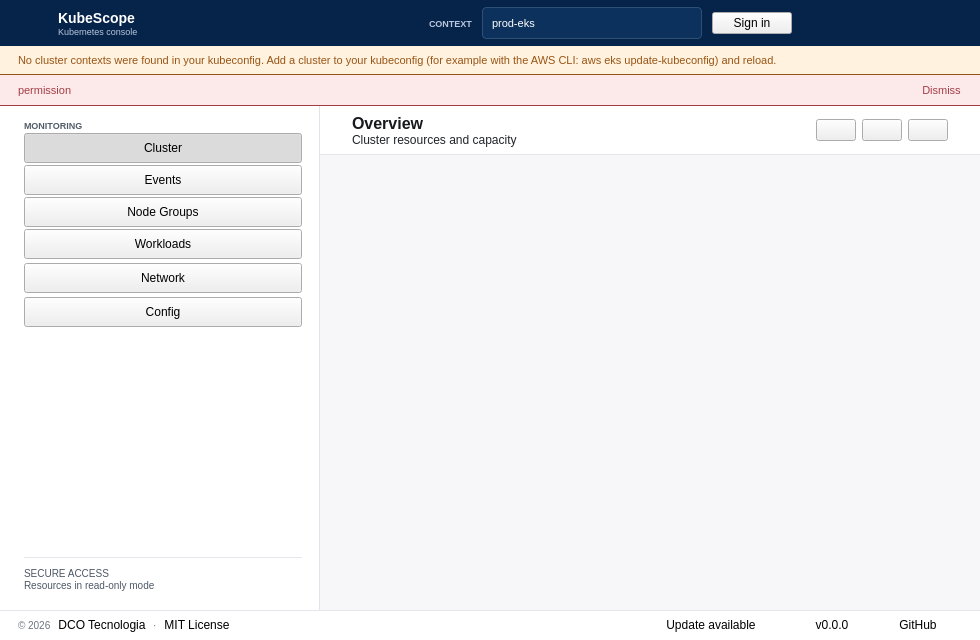
First picture: the form in src/kubescope/ui/main_window.ui, repository dcotecnologia/kubescope, before the edit.
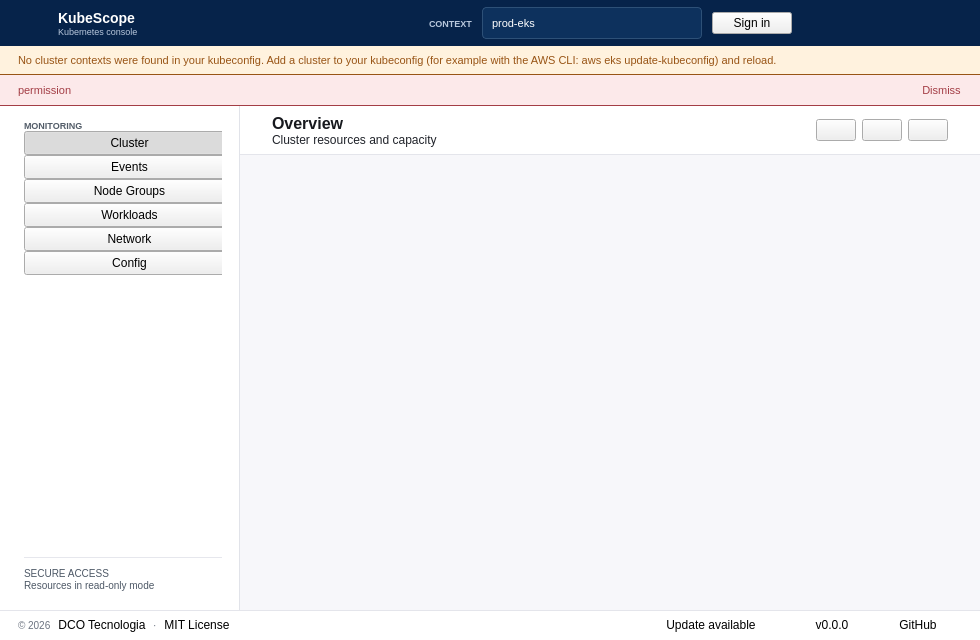
Second picture: the form after the edit. Icons and pictures are not drawn.

```diff
--- a/src/kubescope/ui/main_window.ui
+++ b/src/kubescope/ui/main_window.ui
@@ -633,13 +633,13 @@
        <widget class="QFrame" name="sidebar">
         <property name="minimumSize">
          <size>
-          <width>320</width>
+          <width>240</width>
           <height>0</height>
          </size>
         </property>
         <property name="maximumSize">
          <size>
-          <width>320</width>
+          <width>240</width>
           <height>16777215</height>
          </size>
         </property>
@@ -673,7 +673,7 @@
            <widget class="QWidget" name="sidebarNav">
             <layout class="QVBoxLayout" name="sidebarNavLayout">
              <property name="spacing">
-              <number>2</number>
+              <number>0</number>
              </property>
              <property name="leftMargin">
               <number>0</number>
@@ -702,7 +702,7 @@
                <property name="minimumSize">
                 <size>
                  <width>0</width>
-                 <height>30</height>
+                 <height>24</height>
                 </size>
                </property>
                <property name="iconSize">
@@ -733,7 +733,7 @@
                <property name="minimumSize">
                 <size>
                  <width>0</width>
-                 <height>30</height>
+                 <height>24</height>
                 </size>
                </property>
                <property name="iconSize">
@@ -764,7 +764,7 @@
                <property name="minimumSize">
                 <size>
                  <width>0</width>
-                 <height>30</height>
+                 <height>24</height>
                 </size>
                </property>
                <property name="iconSize">
@@ -795,7 +795,7 @@
                <property name="minimumSize">
                 <size>
                  <width>0</width>
-                 <height>30</height>
+                 <height>24</height>
                 </size>
                </property>
                <property name="iconSize">
@@ -1129,7 +1129,7 @@
                <property name="minimumSize">
                 <size>
                  <width>0</width>
-                 <height>30</height>
+                 <height>24</height>
                 </size>
                </property>
                <property name="iconSize">
@@ -1370,7 +1370,7 @@
                <property name="minimumSize">
                 <size>
                  <width>0</width>
-                 <height>30</height>
+                 <height>24</height>
                 </size>
                </property>
                <property name="iconSize">
```
Left out of the diff: 54 changed lines with no effect on the pictures.
